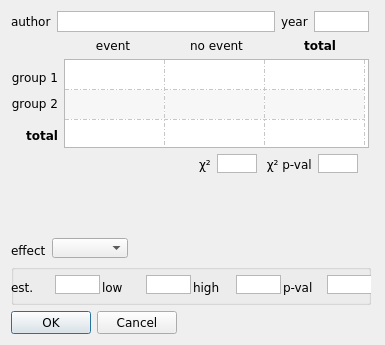
Before: the Qt Designer form binary_data_form.ui in bwallace/OpenMeta-analyst-, drawn with Qt 5.
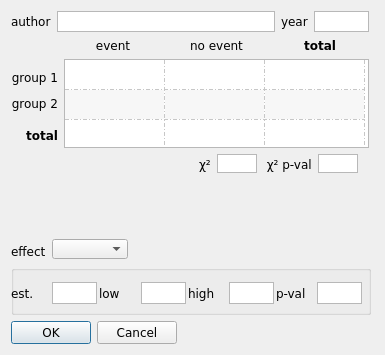
After: the same form once the commit is applied.

Commit message: binary data entry form bug resolved

What changed in the file:
```diff
--- a/binary_data_form.ui
+++ b/binary_data_form.ui
@@ -10,19 +10,19 @@
     <x>0</x>
     <y>0</y>
     <width>385</width>
-    <height>345</height>
+    <height>355</height>
    </rect>
   </property>
   <property name="minimumSize">
    <size>
     <width>385</width>
-    <height>345</height>
+    <height>350</height>
    </size>
   </property>
   <property name="maximumSize">
    <size>
     <width>385</width>
-    <height>345</height>
+    <height>380</height>
    </size>
   </property>
   <property name="font">
@@ -433,13 +433,13 @@
      <property name="minimumSize">
       <size>
        <width>360</width>
-       <height>41</height>
+       <height>50</height>
       </size>
      </property>
      <property name="maximumSize">
       <size>
        <width>411</width>
-       <height>41</height>
+       <height>50</height>
       </size>
      </property>
      <property name="title">
@@ -449,9 +449,9 @@
       <property name="geometry">
        <rect>
         <x>0</x>
-        <y>10</y>
-        <width>361</width>
-        <height>21</height>
+        <y>6</y>
+        <width>351</width>
+        <height>41</height>
        </rect>
       </property>
       <layout class="QHBoxLayout" name="horizontalLayout_4">
@@ -460,6 +460,18 @@
        </property>
        <item>
         <widget class="QLabel" name="label_12">
+         <property name="minimumSize">
+          <size>
+           <width>0</width>
+           <height>20</height>
+          </size>
+         </property>
+         <property name="maximumSize">
+          <size>
+           <width>16777215</width>
+           <height>20</height>
+          </size>
+         </property>
          <property name="font">
           <font>
            <family>Verdana</family>
@@ -478,7 +490,7 @@
          <property name="minimumSize">
           <size>
            <width>45</width>
-           <height>19</height>
+           <height>22</height>
           </size>
          </property>
          <property name="maximumSize">
@@ -500,6 +512,12 @@
        </item>
        <item>
         <widget class="QLabel" name="label_13">
+         <property name="maximumSize">
+          <size>
+           <width>16777215</width>
+           <height>20</height>
+          </size>
+         </property>
          <property name="font">
           <font>
            <family>Verdana</family>
@@ -518,7 +536,7 @@
          <property name="minimumSize">
           <size>
            <width>45</width>
-           <height>19</height>
+           <height>22</height>
           </size>
          </property>
          <property name="maximumSize">
@@ -540,6 +558,12 @@
        </item>
        <item>
         <widget class="QLabel" name="label_14">
+         <property name="maximumSize">
+          <size>
+           <width>16777215</width>
+           <height>20</height>
+          </size>
+         </property>
          <property name="font">
           <font>
            <family>Verdana</family>
@@ -558,7 +582,7 @@
          <property name="minimumSize">
           <size>
            <width>45</width>
-           <height>19</height>
+           <height>22</height>
           </size>
          </property>
          <property name="maximumSize">
@@ -580,6 +604,12 @@
        </item>
        <item>
         <widget class="QLabel" name="label_15">
+         <property name="maximumSize">
+          <size>
+           <width>16777215</width>
+           <height>20</height>
+          </size>
+         </property>
          <property name="font">
           <font>
            <family>Verdana</family>
@@ -598,7 +628,7 @@
          <property name="minimumSize">
           <size>
            <width>45</width>
-           <height>19</height>
+           <height>22</height>
           </size>
          </property>
          <property name="maximumSize">
```
Left out of the diff: 20 changed lines with no effect on the pictures. The commit also changes 6 other files.
